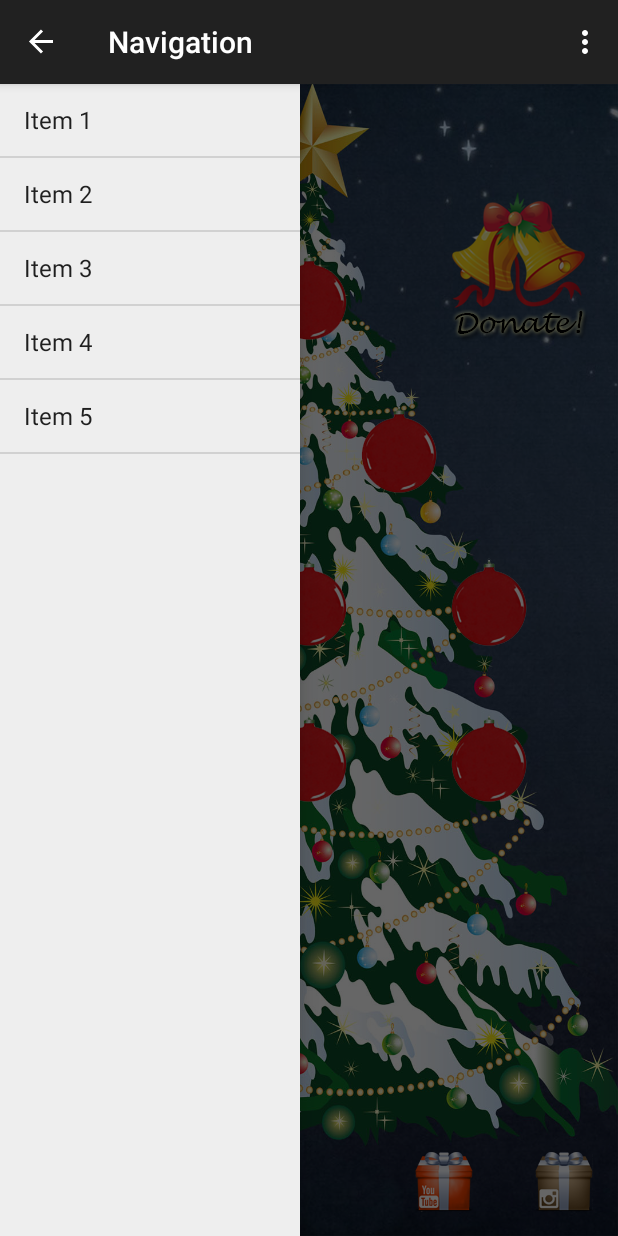
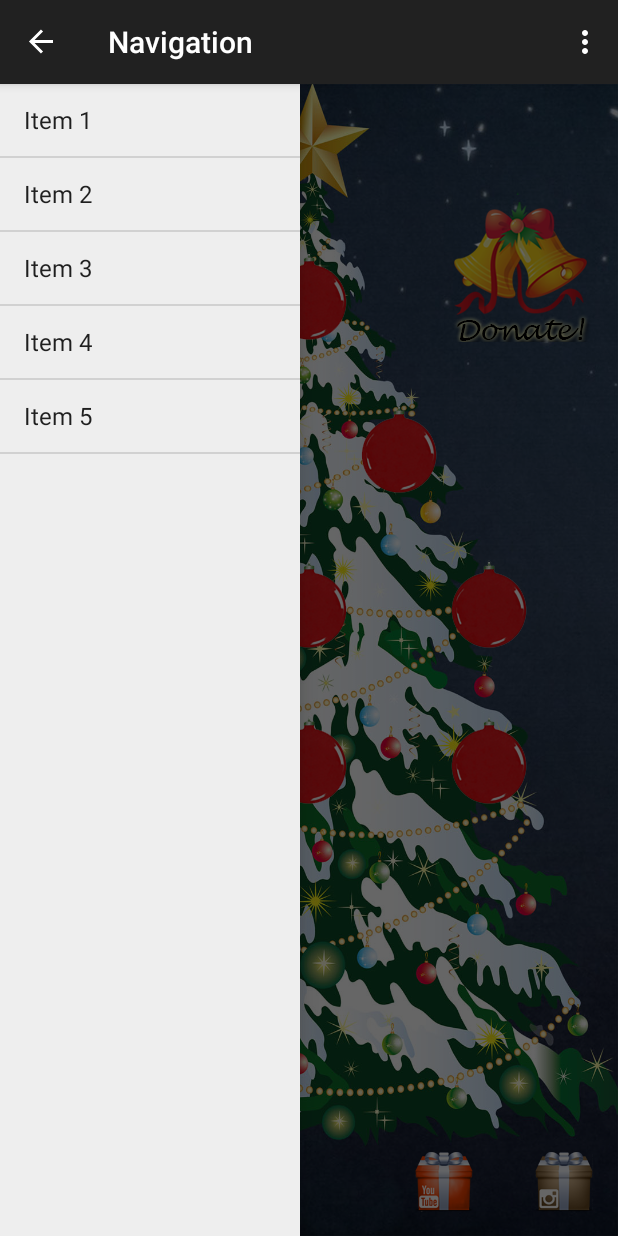
Before and after one commit to ravisharma123/Christmas-In-The-Park, an Android app: the screen it shows after launch (MainActivity), with the side drawer open, on a phone screen of 412 x 824 dp. Run offline under Robolectric (Android 15) with nearby library versions, the phone set to English and light mode, and no system bars.

Commit message:
shifted donate button a bit + ornament shift

```diff
--- a/app/src/main/res/layout/activity_main.xml
+++ b/app/src/main/res/layout/activity_main.xml
@@ -59,10 +59,10 @@ android:layout_height="match_parent">
             android:id="@+id/ornament4"
             android:src="@drawable/ornament"
             android:background="@null"
-            android:layout_marginTop="42dp"
+            android:layout_marginTop="43dp"
             android:layout_below="@+id/ornament2"
-            android:layout_alignRight="@+id/citp_logo"
-            android:layout_alignEnd="@+id/citp_logo" />
+            android:layout_alignLeft="@+id/ornament7"
+            android:layout_alignStart="@+id/ornament7" />
 
         <ImageButton
             android:layout_width="wrap_content"
```
Also changed, not shown: app/src/main/res/drawable-hdpi/donate.png, 1 other file.
